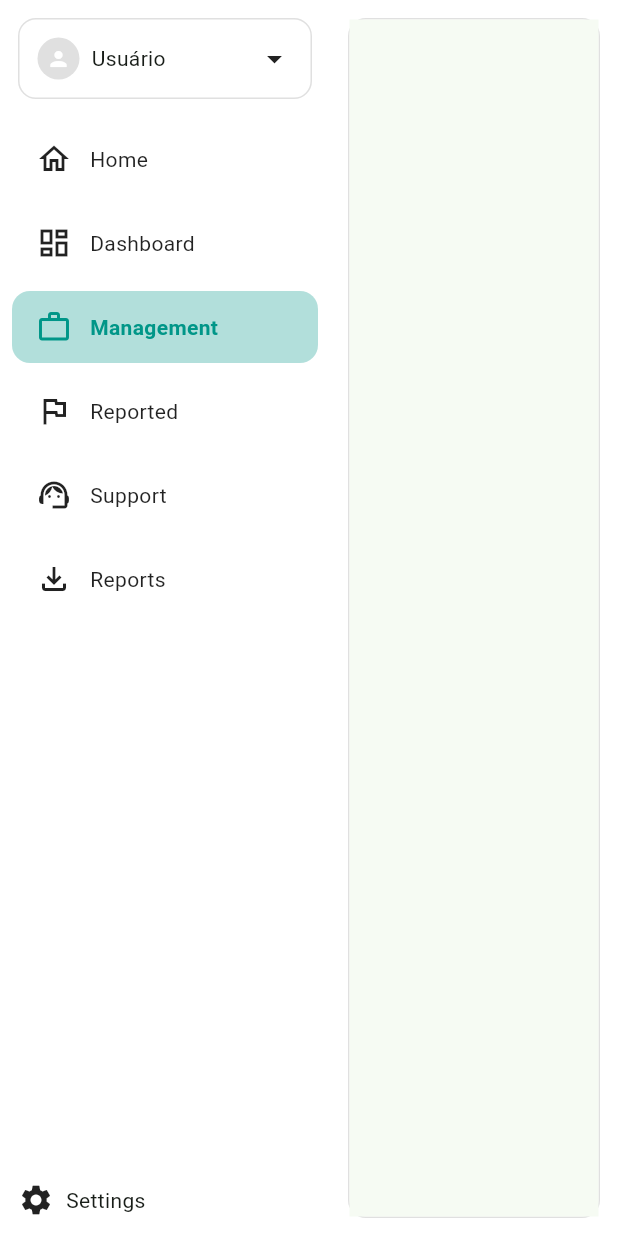
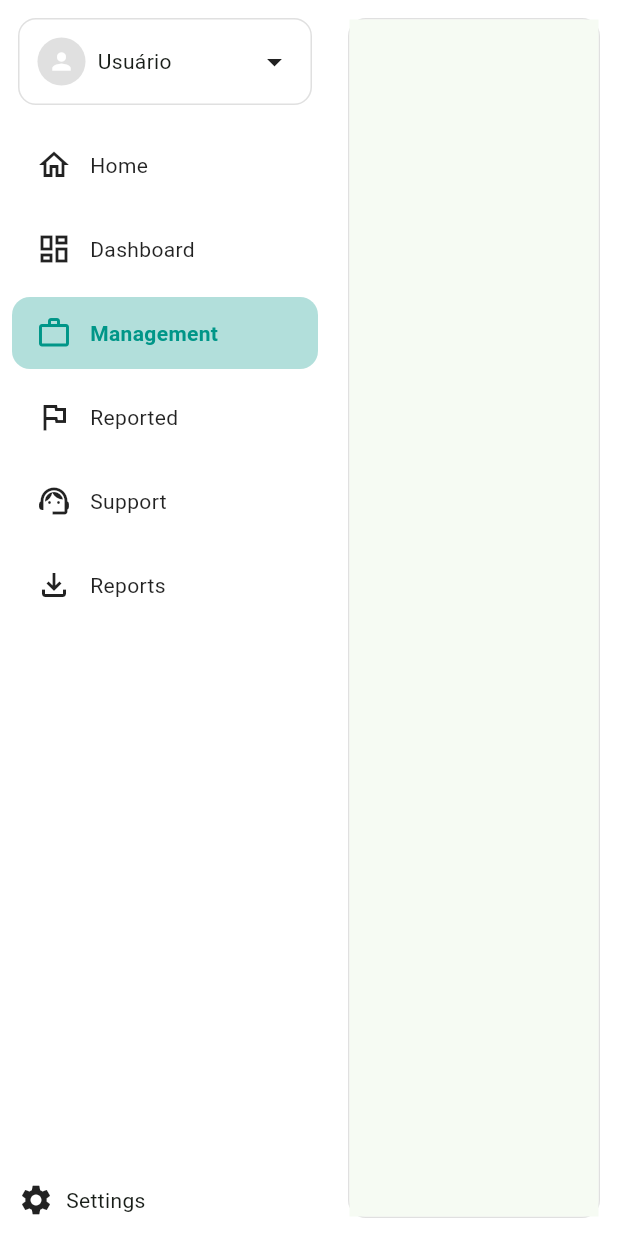
Before and after one commit to Next-Mind/nextmind-desktop, a Flutter app: the MainLayout screen opened by its route, after a tap on "Dashboard", after a tap on "Management", on a phone screen of 412 x 824 dp. Run offline on Flutter 3.47's test engine with Material 3 defaults, Android fonts, the phone set to English and light mode, and no system bars; our stand-ins replace google_fonts, shared_preferences, syncfusion_flutter_charts; missing offline and left inert: window_manager; accounts and stored records are empty; network calls fail.

Commit message:
Adicionando a tela de conta do usuario, totalmente funcional, com as informações retornadas após consumir a API.

```diff
--- a/lib/ui/app/screens/layout/main_layout.dart
+++ b/lib/ui/app/screens/layout/main_layout.dart
@@ -1,9 +1,9 @@
 // ignore_for_file: unnecessary_string_interpolations
 
+import 'dart:convert';
 import 'package:desktop_nextmind/core/utils/appRoutes.dart';
 import 'package:desktop_nextmind/data/models/user_model.dart';
 import 'package:flutter/material.dart';
-import 'dart:convert';
 import 'package:shared_preferences/shared_preferences.dart';
 
 class MainLayout extends StatefulWidget {
@@ -11,10 +11,10 @@ class MainLayout extends StatefulWidget {
   const MainLayout({super.key, required this.child});
 
   @override
-  State<MainLayout> createState() => _MainLayoutState();
+  State<MainLayout> createState() => MainLayoutState();
 }
 
-class _MainLayoutState extends State<MainLayout> {
+class MainLayoutState extends State<MainLayout> {
   UserModel? user;
 
   @override
@@ -25,13 +25,16 @@ class _MainLayoutState extends State<MainLayout> {
 
   Future<void> _loadUserData() async {
     final prefs = await SharedPreferences.getInstance();
-    final userString = prefs.getString("user");
-
-    if (userString != null) {
+    final raw = prefs.getString("user");
+    if (raw != null) {
       try {
-        final userJson = jsonDecode(userString);
+        final decoded = jsonDecode(raw);
+        // se o JSON tiver o campo "data", extrai apenas ele
+        final data = decoded is Map && decoded.containsKey("data")
+            ? decoded["data"]
+            : decoded;
         setState(() {
-          user = UserModel.fromJson(userJson);
+          user = UserModel.fromJson(Map<String, dynamic>.from(data));
         });
       } catch (e) {
         debugPrint("Erro ao decodificar usuário: $e");
@@ -47,14 +50,20 @@ class _MainLayoutState extends State<MainLayout> {
       backgroundColor: Theme.of(context).colorScheme.onPrimary,
       body: Row(
         children: [
-          // Sidebar
+          // ==== Sidebar ====
           Container(
             width: 220,
             color: Colors.white,
             child: Column(
               children: [
-                // Cabeçalho usuário
-                Container(
+                // Cabeçalho com foto e nome
+                MouseRegion(
+                  cursor: SystemMouseCursors.click,
+                  child: GestureDetector(
+                    onTap: () {
+                      Navigator.pushNamed(context, AppRoutes.userAccount, arguments: user);
+                    },
+                    child: Container(
                       padding: const EdgeInsets.all(12),
                       margin: const EdgeInsets.all(12),
                       decoration: BoxDecoration(
@@ -64,17 +73,18 @@ class _MainLayoutState extends State<MainLayout> {
                       child: Row(
                         children: [
                           CircleAvatar(
-                        radius: 14,
+                            radius: 16,
                             backgroundColor: Colors.grey.shade300,
                             child: ClipOval(
                               child: Image.network(
-                            user?.photoUrl ?? "https://via.placeholder.com/150",
+                                user?.photoUrl ??
+                                    "https://via.placeholder.com/150",
                                 fit: BoxFit.cover,
-                            width: 28,
-                            height: 28,
+                                width: 32,
+                                height: 32,
                                 errorBuilder: (context, error, stackTrace) {
                                   return const Icon(Icons.person,
-                                  size: 16, color: Colors.white);
+                                      size: 18, color: Colors.white);
                                 },
                               ),
                             ),
@@ -91,8 +101,10 @@ class _MainLayoutState extends State<MainLayout> {
                         ],
                       ),
                     ),
+                  ),
+                ),
 
-                // Itens do menu
+                // ==== Itens de menu ====
                 _MenuItem(
                   icon: Icons.home_outlined,
                   label: "Home",
@@ -132,7 +144,7 @@ class _MainLayoutState extends State<MainLayout> {
 
                 const Spacer(),
 
-                // Settings
+                // ==== Settings ====
                 Padding(
                   padding: const EdgeInsets.all(12.0),
                   child: Row(
@@ -147,7 +159,7 @@ class _MainLayoutState extends State<MainLayout> {
             ),
           ),
 
-          // Conteúdo principal
+          // ==== Conteúdo principal ====
           Expanded(
             child: Container(
               margin: const EdgeInsets.all(12),
```
Also changed, not shown: lib/core/utils/appRoutes.dart (+12 -1 lines), lib/ui/app/screens/user_account_screen.dart (added, +159 -0 lines), lib/ui/app/widgets/card_text.dart (added, +48 -0 lines). Lines whose indentation alone changed are shown as unchanged.
